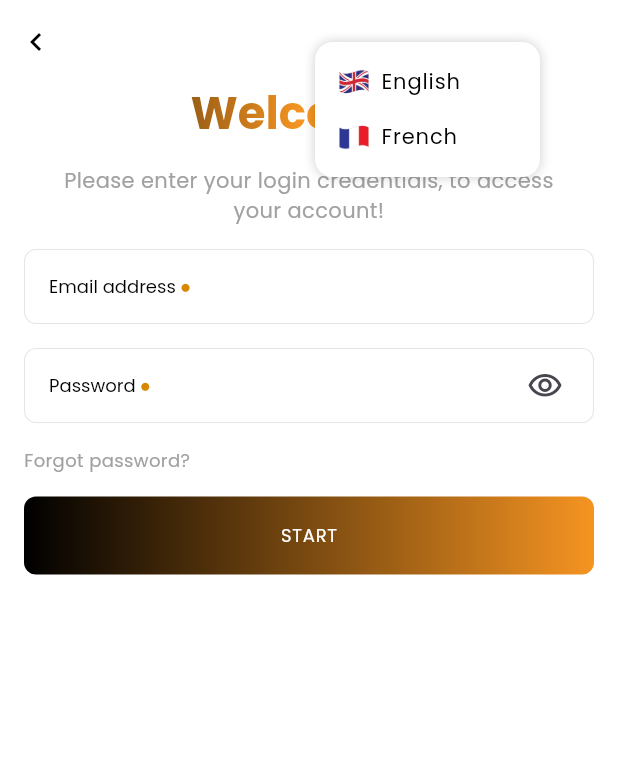
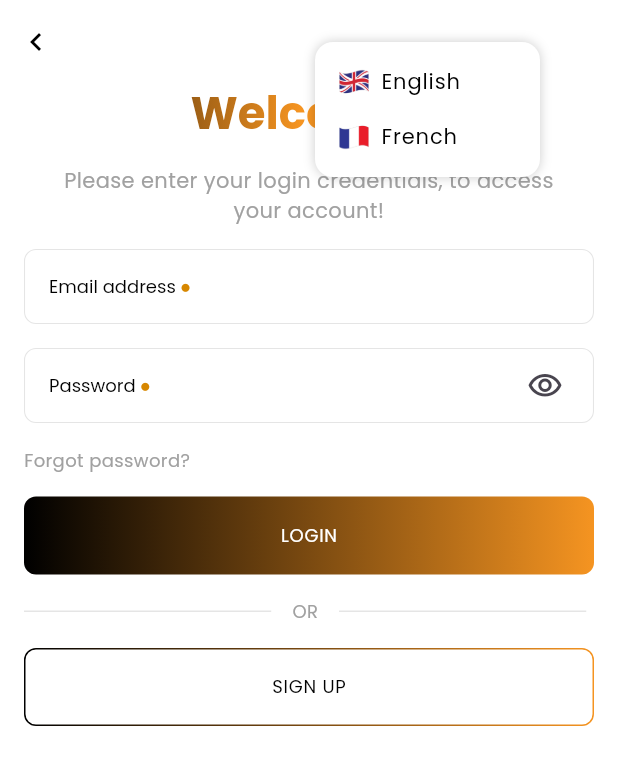
Before and after one commit to dmutoni/afriflex, a Flutter app: the screen it shows after launch, after a tap on "EN", after a tap on "GET STARTED", on a phone screen of 412 x 824 dp. Shown: the top 765 px of the screen. Run offline on Flutter 3.47's test engine with Material 3 defaults, Android fonts, the phone set to English and light mode, and no system bars; our stand-ins replace carousel_slider, flutter_riverpod, flutter_svg, go_router, hooks_riverpod, intl_phone_field and 1 more.

Commit message:
Finalize sign up screen

```diff
--- a/lib/enums/widget_configurations/afriflex_input_variant.dart
+++ b/lib/enums/widget_configurations/afriflex_input_variant.dart
@@ -48,7 +48,8 @@ extension AfriflexInputVariantValues on AfriflexInputVariant {
   Color get disabledTextColor {
     switch (this) {
       case AfriflexInputVariant.dark:
-        return ThemeColors.grayLight.withOpacity(0.8);
+        return ThemeColors.grayLight
+            .withValues(green: 0.5, blue: 0.5, red: 0.5);
       case AfriflexInputVariant.light:
         return ThemeColors.grayLight;
       case AfriflexInputVariant.clear:
--- a/lib/screens/login_screen.dart
+++ b/lib/screens/login_screen.dart
@@ -1,4 +1,5 @@
 import 'package:afriflex/enums/route_configurations/afriflex_routes.dart';
+import 'package:afriflex/enums/widget_configurations/app_button_variant.dart';
 import 'package:afriflex/helpers/validation_helper.dart';
 import 'package:afriflex/values/colors.dart';
 import 'package:afriflex/values/dimens.dart';
@@ -8,7 +9,6 @@ import 'package:afriflex/widgets/templates/generic_template.dart';
 import 'package:flutter/material.dart';
 import 'package:flutter_riverpod/flutter_riverpod.dart';
 import 'package:go_router/go_router.dart';
-import 'package:intersperse/intersperse.dart';
 
 class LoginScreen extends ConsumerStatefulWidget {
   const LoginScreen({super.key});
@@ -18,10 +18,9 @@ class LoginScreen extends ConsumerStatefulWidget {
 }
 
 class _LoginScreenState extends ConsumerState<LoginScreen> {
+  final TextEditingController _emailController = TextEditingController();
+
   final TextEditingController _passwordController = TextEditingController();
-
-  final TextEditingController _confirmPasswordController =
-      TextEditingController();
 
   final GlobalKey<FormState> _formKey = GlobalKey<FormState>();
 
@@ -30,7 +29,6 @@ class _LoginScreenState extends ConsumerState<LoginScreen> {
   @override
   void dispose() {
     _passwordController.dispose();
-    _confirmPasswordController.dispose();
     super.dispose();
   }
 
@@ -65,6 +63,7 @@ class _LoginScreenState extends ConsumerState<LoginScreen> {
                 ),
               ),
               AfriflexTextInput(
+                controller: _emailController,
                 label: 'Email address',
                 isRequired: true,
                 validateOnInput: true,
@@ -79,6 +78,7 @@ class _LoginScreenState extends ConsumerState<LoginScreen> {
                 },
               ),
               AfriflexTextInput(
+                controller: _passwordController,
                 label: 'Password',
                 isRequired: true,
                 obscureText: _isShowingPassword,
@@ -96,7 +96,7 @@ class _LoginScreenState extends ConsumerState<LoginScreen> {
                         ),
                 ),
                 validator: (value) {
-                  if (value!.isEmpty) {
+                  if (value == null) {
                     return 'Password is required';
                   } else if (value.length < 6) {
                     return 'Password must be at least 6 characters';
@@ -114,25 +114,53 @@ class _LoginScreenState extends ConsumerState<LoginScreen> {
                 ),
               ),
               AfriflexButton(
-                title: 'START',
-                isEnabled: _formKey.currentState?.validate() ?? false,
+                title: 'LOGIN',
+                // isEnabled: _formKey.currentState?.validate() ?? false,
                 onTap: () async {
-                  // if (_formKey.currentState?.validate() ?? false) {
-                  //   try {
-                  //     context.pushNamed(
-                  //       AfriflexRoutes.homeRoute,
-                  //     );
-                  //   } catch (e) {
-                  //     print(e);
-                  //   }
-                  // }
+                  _formKey.currentState?.validate();
+                  if (_formKey.currentState?.validate() ?? false) {
+                    try {
+                      context.pushNamed(
+                        AfriflexRoutes.homeRoute,
+                      );
+                    } catch (e) {
+                      print(e);
+                    }
+                  }
+                },
+              ),
+              Row(
+                spacing: 14,
+                children: [
+                  SizedBox(
+                    width: MediaQuery.of(context).size.width / 2.5,
+                    child: const Divider(
+                      color: ThemeColors.grayLight,
+                    ),
+                  ),
+                  const Text('OR'),
+                  SizedBox(
+                    width: MediaQuery.of(context).size.width / 2.5,
+                    child: const Divider(
+                      color: ThemeColors.grayLight,
+                    ),
+                  ),
+                ],
+              ),
+              AfriflexButton(
+                title: 'SIGN UP',
+                variant: AfriflexButtonVariant.clear,
+                onTap: () {
+                  context.pushNamed(
+                    AfriflexRoutes.signupRoute,
+                  );
                 },
               ),
             ],
           ),
         ),
       ),
-      actions: [],
+      actions: const [],
     );
   }
 }
--- a/lib/widgets/app_inkwell.dart
+++ b/lib/widgets/app_inkwell.dart
@@ -12,7 +12,7 @@ class AppProtectedInkWell {
   ///
   ///
   /// See the [InkWell] class for more details
-  static InkWell Create({
+  static InkWell create({
     Key? key,
     Widget? child,
     GestureTapCallback? onTap,
--- a/lib/widgets/common/afriflex_dropdown.dart
+++ b/lib/widgets/common/afriflex_dropdown.dart
@@ -89,7 +89,7 @@ class _AfriflexDropdownState extends State<AfriflexDropdown> {
                         item.icon,
                         const SizedBox(width: Dimens.marginSmall),
                         Text(
-                          item.label,
+                          '${item.label} ',
                           style: Theme.of(context).textTheme.displaySmall,
                         ),
                       ],
--- a/lib/widgets/common/input/afriflex_button.dart
+++ b/lib/widgets/common/input/afriflex_button.dart
@@ -59,7 +59,7 @@ class AfriflexButton extends StatelessWidget {
       ),
       child: Material(
         color: Colors.transparent,
-        child: AppProtectedInkWell.Create(
+        child: AppProtectedInkWell.create(
           onTap: () async {
             if (isLoading) return;
             await Future.delayed(DurationValues.onTapDelay);
--- a/pubspec.yaml
+++ b/pubspec.yaml
@@ -50,6 +50,7 @@ dependencies:
   equatable: ^2.0.7
   json_annotation: ^4.9.0
   pinput: ^5.0.0
+  intl_phone_field: ^3.2.0
 
 dev_dependencies:
   flutter_test:
```
Also changed, not shown: lib/screens/signup_screen.dart (+68 -5 lines), pubspec.lock.
